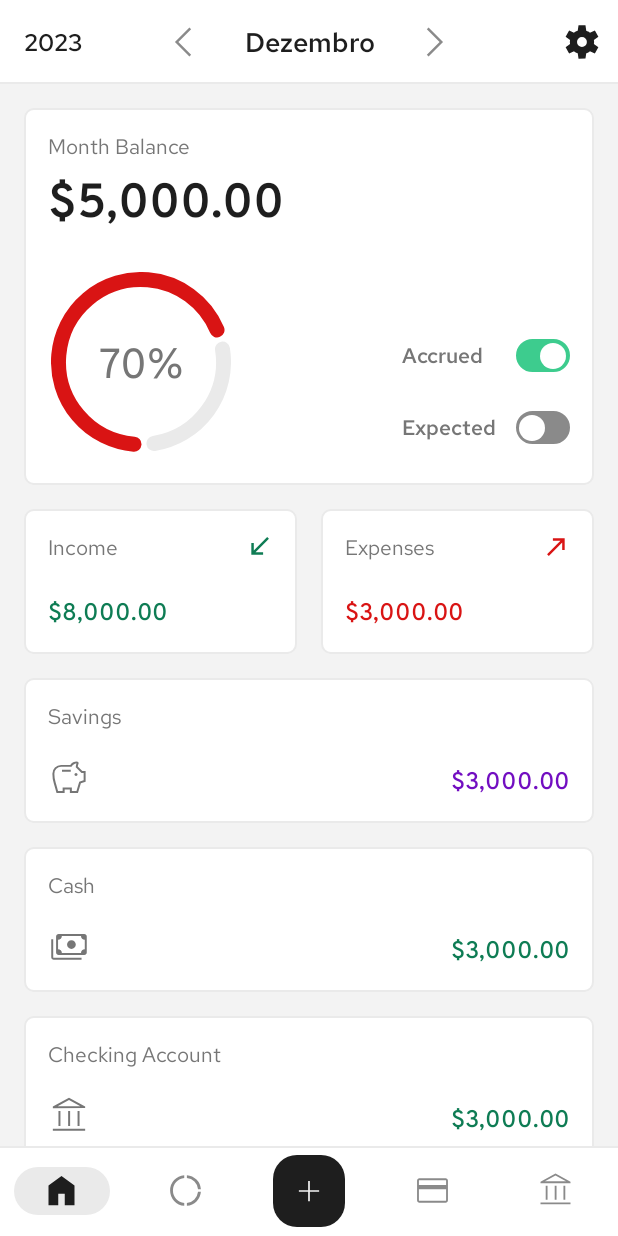
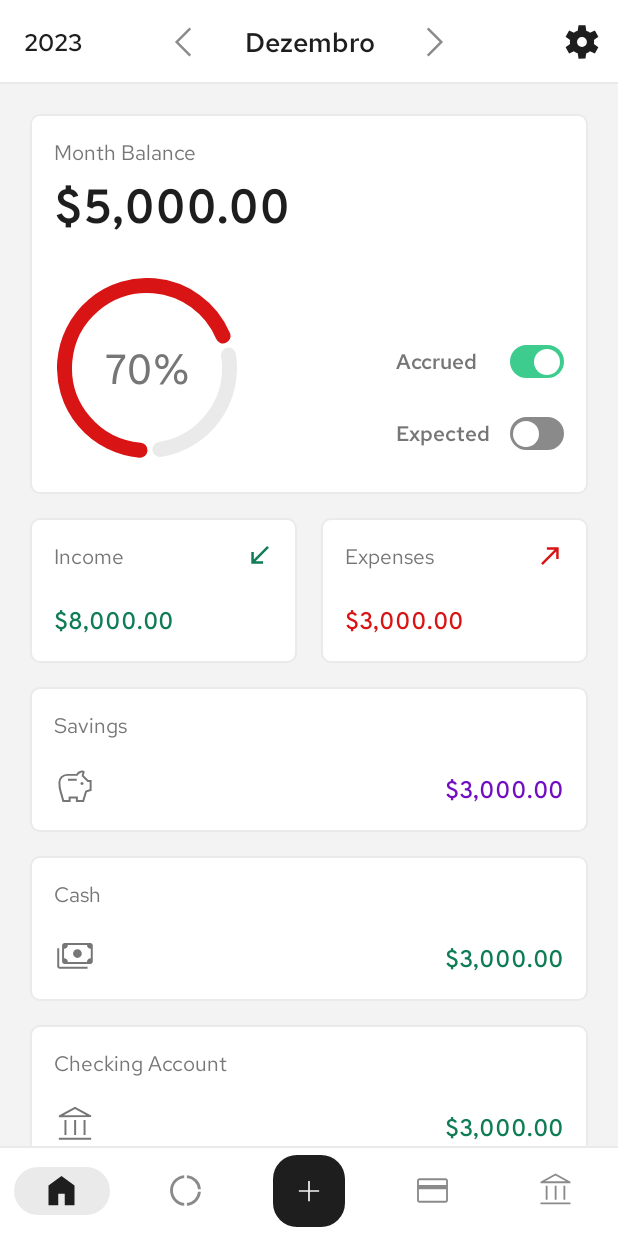
Before and after one commit to jumiranda5/my-budget-android, an Android app: the screen it shows after launch (MainActivity), on a phone screen of 412 x 824 dp. Run offline under Robolectric (Android 15) with nearby library versions, the phone set to English and light mode, and no system bars.

Commit message:
Adjust layout for small and normal phones

```diff
--- a/app/src/main/java/com/jgm/mybudgetapp/HomeFragment.java
+++ b/app/src/main/java/com/jgm/mybudgetapp/HomeFragment.java
@@ -149,9 +149,8 @@ public class HomeFragment extends Fragment {
             initCategoriesExpensesList();
 
             // Set expenses chart
-            int width = expensesChart.getWidth();
             expensesChart.setImageTintList(null);
-            Charts.setCategoriesChart(mContext, categoriesExpenses, expensesChart, width, 12);
+            Charts.setCategoriesChart(mContext, categoriesExpenses, expensesChart, 100, 10);
         });
 
     }
@@ -182,9 +181,8 @@ public class HomeFragment extends Fragment {
             initCategoriesIncomeList();
 
             // Set expenses chart
-            int width = incomeChart.getWidth();
             incomeChart.setImageTintList(null);
-            Charts.setCategoriesChart(mContext, categoriesIncome, incomeChart, width, 12);
+            Charts.setCategoriesChart(mContext, categoriesIncome, incomeChart, 100, 10);
         });
     }
 
@@ -245,10 +243,8 @@ public class HomeFragment extends Fragment {
                 month++;
             }
 
-            int width = yearChart.getWidth();
-            int height = yearChart.getHeight();
             yearChart.setImageTintList(null);
-            Charts.setYearTotalChart(mContext, yearChart, year, higherBar, width, height);
+            Charts.setYearTotalChart(mContext, yearChart, year, higherBar, 300, 100);
         });
     }
 
--- a/app/src/main/java/com/jgm/mybudgetapp/utils/Charts.java
+++ b/app/src/main/java/com/jgm/mybudgetapp/utils/Charts.java
@@ -26,7 +26,7 @@ public class Charts {
             Context context,
             ArrayList<Category> categories,
             ImageView imageView,
-            int chartSize,
+            int size,
             int indicator) {
 
         ExecutorService canvasService = Executors.newSingleThreadExecutor();
@@ -35,6 +35,7 @@ public class Charts {
 
             // Get screen density to set the canvas size
             int density = (int) context.getResources().getDisplayMetrics().density;
+            int chartSize = size * density;
             int indicatorSize = indicator * density;
             int indicatorBoundaries = chartSize - indicatorSize;
 
@@ -78,7 +79,7 @@ public class Charts {
 
     public static void setYearTotalChart(Context context, ImageView imageView,
                                          ArrayList<MonthTotal> monthList, float highestBar,
-                                         int chartWidth, int chartHeight) {
+                                         int width, int height) {
 
         ExecutorService yearCanvasService = Executors.newSingleThreadExecutor();
         Handler handler = new Handler(Looper.getMainLooper());
@@ -86,6 +87,8 @@ public class Charts {
 
             // Get screen density to set the canvas size
             int density = (int) context.getResources().getDisplayMetrics().density;
+            int chartWidth = width * density;
+            int chartHeight = height * density;
             int textSize = 12 * density;
             int textMarginBottom = 4 * density;
             int barMarginBottom = 20 * density;
--- a/app/src/main/res/layout/fragment_home.xml
+++ b/app/src/main/res/layout/fragment_home.xml
@@ -7,6 +7,7 @@
     android:fillViewport="true"
     android:clipToPadding="false"
     android:layout_marginTop="@dimen/toolbar_height"
+    android:padding="@dimen/home_padding"
     tools:context=".HomeFragment">
 
     <androidx.constraintlayout.widget.ConstraintLayout
@@ -354,6 +355,7 @@
                 android:layout_marginTop="24dp"
                 android:contentDescription="@string/desc_year_chart"
                 android:src="@drawable/ic_bar_chart"
+                android:scaleType="fitEnd"
                 app:tint="@color/colorSecondaryContainer"
                 app:layout_constraintBottom_toBottomOf="parent"
                 app:layout_constraintEnd_toEndOf="parent"
--- a/app/src/main/res/values-sw360dp/dimens.xml
+++ b/app/src/main/res/values-sw360dp/dimens.xml
@@ -3,6 +3,8 @@
 
     <!-- Text -->
     <dimen name="number_impact">32sp</dimen>
+
+    <dimen name="card_padding_sm">16dp</dimen>
 
     <!-- Progress -->
     <dimen name="progress_text_size">28sp</dimen>
@@ -17,7 +19,8 @@
     <dimen name="home_progress_margin_bottom">2dp</dimen>
     <dimen name="home_pie_margin">20dp</dimen>
     <dimen name="home_pie_margin_top">4dp</dimen>
-    <dimen name="year_chart_height">120dp</dimen>
+    <dimen name="home_categories_list_margin">16dp</dimen>
+    <dimen name="year_chart_height">128dp</dimen>
 
 
 </resources>
--- /dev/null
+++ b/app/src/main/res/values-sw390dp/dimens.xml
@@ -0,0 +1,7 @@
+<?xml version="1.0" encoding="utf-8"?>
+<resources>
+
+    <!-- Home -->
+    <dimen name="home_padding">4dp</dimen>
+
+</resources>
--- a/app/src/main/res/values/dimens.xml
+++ b/app/src/main/res/values/dimens.xml
@@ -17,13 +17,15 @@
     <dimen name="progress_corners">4dp</dimen>
 
     <!-- Home -->
+    <dimen name="home_padding">0dp</dimen>
     <dimen name="home_inner_margin">14dp</dimen>
     <dimen name="home_progress_margin_top">16dp</dimen>
     <dimen name="home_progress_margin_start">8dp</dimen>
     <dimen name="home_progress_margin_bottom">0dp</dimen>
     <dimen name="home_pie_margin">16dp</dimen>
-    <dimen name="home_pie_margin_top">0dp</dimen>
-    <dimen name="year_chart_height">108dp</dimen>
+    <dimen name="home_pie_margin_top">4dp</dimen>
+    <dimen name="home_categories_list_margin">12dp</dimen>
+    <dimen name="year_chart_height">106dp</dimen>
 
 
 </resources>
--- a/app/src/main/res/values/styles.xml
+++ b/app/src/main/res/values/styles.xml
@@ -104,10 +104,11 @@
     <style name="PieChartSmall" parent="AppTheme">
         <item name="android:layout_width">0dp</item>
         <item name="android:layout_height">0dp</item>
+        <item name="layout_constraintWidth_max">90dp</item>
         <item name="android:layout_marginTop">@dimen/home_pie_margin_top</item>
         <item name="android:layout_marginStart">@dimen/home_pie_margin</item>
         <item name="android:layout_marginEnd">@dimen/home_pie_margin</item>
-        <item name="android:scaleType">fitXY</item>
+        <item name="android:scaleType">fitCenter</item>
         <item name="tint">@color/colorSecondaryContainer</item>
         <item name="layout_constraintDimensionRatio">w,1:1</item>
         <item name="srcCompat">@drawable/ic_app_donut_large</item>
@@ -121,7 +122,7 @@
         <item name="android:layout_width">48dp</item>
         <item name="android:layout_height">48dp</item>
         <item name="android:padding">10dp</item>
-        <item name="android:scaleType">fitXY</item>
+        <item name="android:scaleType">fitCenter</item>
         <item name="android:background">?android:attr/selectableItemBackgroundBorderless</item>
         <item name="android:stateListAnimator">@null</item>
         <item name="backgroundTint">@null</item>
@@ -133,7 +134,7 @@
         <item name="android:layout_height">48dp</item>
         <item name="layout_constraintWidth_min">112dp</item>
         <item name="layout_constraintWidth_max">160dp</item>
-        <item name="android:textColor">@color/secondary_text</item>
+        <item name="android:textColor">@color/medium_emphasis_text</item>
         <item name="android:textSize">14sp</item>
         <item name="android:fontFamily">@font/red_hat_text_medium</item>
         <item name="android:thumb">@drawable/switch_thumb</item>
```
